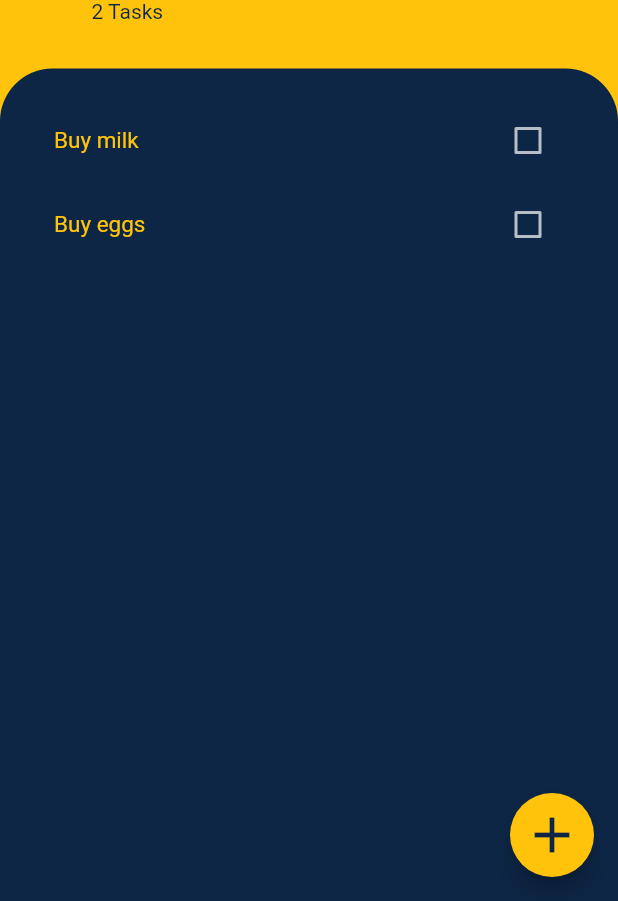
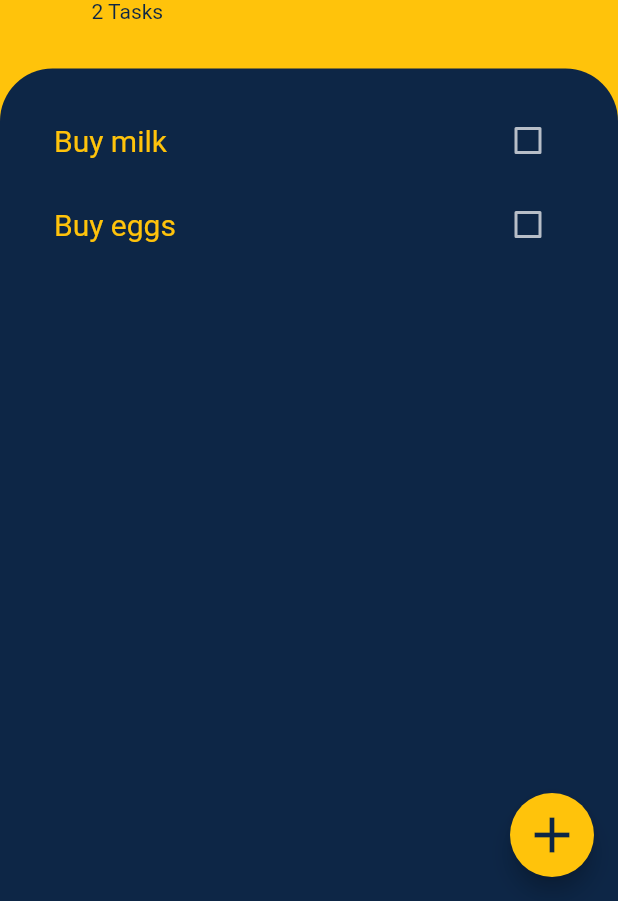
Before and after one commit to billnice250/DoIt, a Flutter app: the screen it shows after launch, on a phone screen of 412 x 824 dp, the part 335-1236 px from its top. Run offline on Flutter 3.47's test engine with Material 2 defaults, Android fonts, the phone set to English and light mode, and no system bars.

Commit message:
working version, only  the delete part is missing
Signed-off-by: Bill Nice <billnice2k15@gmail.com>

```diff
--- a/lib/components/tasks_list.dart
+++ b/lib/components/tasks_list.dart
@@ -1,34 +1,26 @@
 import 'package:do_it/components/task_tile.dart';
-import 'package:do_it/models/task.dart';
+import 'package:do_it/models/task_data.dart';
 import 'package:flutter/material.dart';
+import 'package:provider/provider.dart';
 
-class TasksList extends StatefulWidget {
-  final List<Task> tasks;
-  TasksList(this.tasks);
-
-  @override
-  _TasksListState createState() => _TasksListState(tasks);
-}
-
-class _TasksListState extends State<TasksList> {
-  final List<Task> tasks;
-  _TasksListState(this.tasks);
-
+class TasksList extends StatelessWidget {
   @override
   Widget build(BuildContext context) {
-    return ListView.builder(
-      itemBuilder: (context, index) {
-        return TaskTile(
-          title: tasks[index].name,
-          isChecked: tasks[index].isDone,
-          checkBoxCallBack: (bool value) {
-            setState(() {
-              tasks[index].isDone = value;
-            });
+    return Consumer<TaskData>(
+      builder: (context, taskData, child) {
+        return ListView.builder(
+          itemBuilder: (context, index) {
+            return TaskTile(
+              title: taskData.tasks[index].name,
+              isChecked: taskData.tasks[index].isDone,
+              checkBoxCallBack: (bool value) {
+                taskData.toggleTask(taskData.tasks[index]);
+              },
+            );
           },
+          itemCount: taskData.taskCount,
         );
       },
-      itemCount: tasks.length,
     );
   }
 }
--- a/lib/constants.dart
+++ b/lib/constants.dart
@@ -5,7 +5,7 @@ const kMainAppColor = Color(0xff0D2646);
 const kAccentAppColor = Color(0xffFFC30B);
 const KDefaultTextStyle = TextStyle(
     color: kAccentAppColor,
-    fontSize: 15.0,
+    fontSize: 20.0,
     fontWeight: FontWeight.normal
 );
 const kDarkMainTextStyle = TextStyle(
--- a/lib/main.dart
+++ b/lib/main.dart
@@ -1,5 +1,7 @@
+import 'package:do_it/models/task_data.dart';
 import 'package:do_it/screens/tasks_screen.dart';
 import 'package:flutter/material.dart';
+import 'package:provider/provider.dart';
 
 void main() {
   runApp(MyApp());
@@ -9,9 +11,12 @@ class MyApp extends StatelessWidget {
   // This widget is the root of your application.
   @override
   Widget build(BuildContext context) {
-    return MaterialApp(
-      theme: ThemeData.dark(),
-      home: TasksScreen(),
+    return ChangeNotifierProvider(
+      create: (BuildContext context) => TaskData(),
+      child: MaterialApp(
+        theme: ThemeData.dark(),
+        home: TasksScreen(),
+      ),
     );
   }
 }
--- a/lib/models/task.dart
+++ b/lib/models/task.dart
@@ -3,4 +3,7 @@ class Task {
   bool isDone;
 
   Task({this.name, this.isDone=false});
+  void toggleDone(){
+    isDone = !isDone;
+  }
 }
--- /dev/null
+++ b/lib/models/task_data.dart
@@ -0,0 +1,26 @@
+import 'dart:collection';
+
+import 'package:do_it/models/task.dart';
+import 'package:flutter/foundation.dart';
+
+class TaskData extends ChangeNotifier {
+  List<Task> _tasks = [
+    Task(name: 'Buy milk'),
+    Task(name: 'Buy eggs'),
+  ];
+  int get taskCount {
+    return _tasks.length;
+  }
+
+  UnmodifiableListView<Task> get tasks => UnmodifiableListView(_tasks);
+
+  void addTask(String newName) {
+    _tasks.add(Task(name: newName));
+    notifyListeners();
+  }
+
+  void toggleTask(Task task) {
+    task.toggleDone();
+    notifyListeners();
+  }
+}
--- a/lib/screens/tasks_screen.dart
+++ b/lib/screens/tasks_screen.dart
@@ -1,25 +1,19 @@
 import 'package:do_it/components/rounded_button.dart';
 import 'package:do_it/components/tasks_list.dart';
-import 'package:do_it/models/task.dart';
+import 'package:do_it/models/task_data.dart';
 import 'package:flutter/cupertino.dart';
 import 'package:flutter/material.dart';
+import 'package:provider/provider.dart';
 
 import '../constants.dart';
 
-class TasksScreen extends StatefulWidget {
+class TasksScreen extends StatelessWidget {
   static String id;
-  @override
-  _TasksScreenState createState() => _TasksScreenState();
-}
 
-class _TasksScreenState extends State<TasksScreen> {
-  String newTaskName;
-  List<Task> tasks = [
-    Task(name: 'Buy milk'),
-    Task(name: 'Buy eggs'),
-  ];
+
   @override
   Widget build(BuildContext context) {
+
     return Scaffold(
       body: Container(
         color: kAccentAppColor,
@@ -57,7 +51,8 @@ class _TasksScreenState extends State<TasksScreen> {
                               fontWeight: FontWeight.bold,
                               decoration: TextDecoration.none),
                         ),
-                        Text('${tasks.length} Tasks',
+                        Text(
+                            '${Provider.of<TaskData>(context).tasks.length} Tasks',
                             style: TextStyle(
                               color: kMainTextColor,
                             )),
@@ -80,7 +75,7 @@ class _TasksScreenState extends State<TasksScreen> {
                 child: Padding(
                   padding: const EdgeInsets.all(20.0),
                   child: Container(
-                    child: TasksList(tasks),
+                    child: TasksList(),
                   ),
                 ),
               ),
@@ -107,6 +102,8 @@ class _TasksScreenState extends State<TasksScreen> {
   }
 
   Widget buildBottomSheet(BuildContext context) {
+    String newTaskName;
+
     return SingleChildScrollView(
       child: Container(
         padding:
@@ -139,9 +136,7 @@ class _TasksScreenState extends State<TasksScreen> {
                 keyboardType: TextInputType.emailAddress,
                 textAlign: TextAlign.center,
                 onChanged: (value) {
-                  setState(() {
-                    newTaskName = value;
-                  });
+                  newTaskName=value;
                 },
                 decoration:
                     kFormTextFieldDecoration.copyWith(hintText: 'Enter a Task'),
@@ -150,9 +145,9 @@ class _TasksScreenState extends State<TasksScreen> {
                 title: 'Add',
                 color: kAccentAppColor,
                 onPressed: () {
-                  setState(() {
-                    tasks.add(Task(name: newTaskName));
-                  });
+
+                  Provider.of<TaskData>(context,listen: false).addTask(newTaskName);
+                  //tasks.add(Task(name: newTaskName));
 
                   Navigator.pop(context);
                 },
--- a/pubspec.yaml
+++ b/pubspec.yaml
@@ -28,6 +28,7 @@ dependencies:
   # The following adds the Cupertino Icons font to your application.
   # Use with the CupertinoIcons class for iOS style icons.
   cupertino_icons: ^1.0.0
+  provider: ^6.0.0
 
 dev_dependencies:
   flutter_test:
```
Also changed, not shown: lib/components/task_tile.dart (+0 -8 lines), pubspec.lock, 31 other files.
